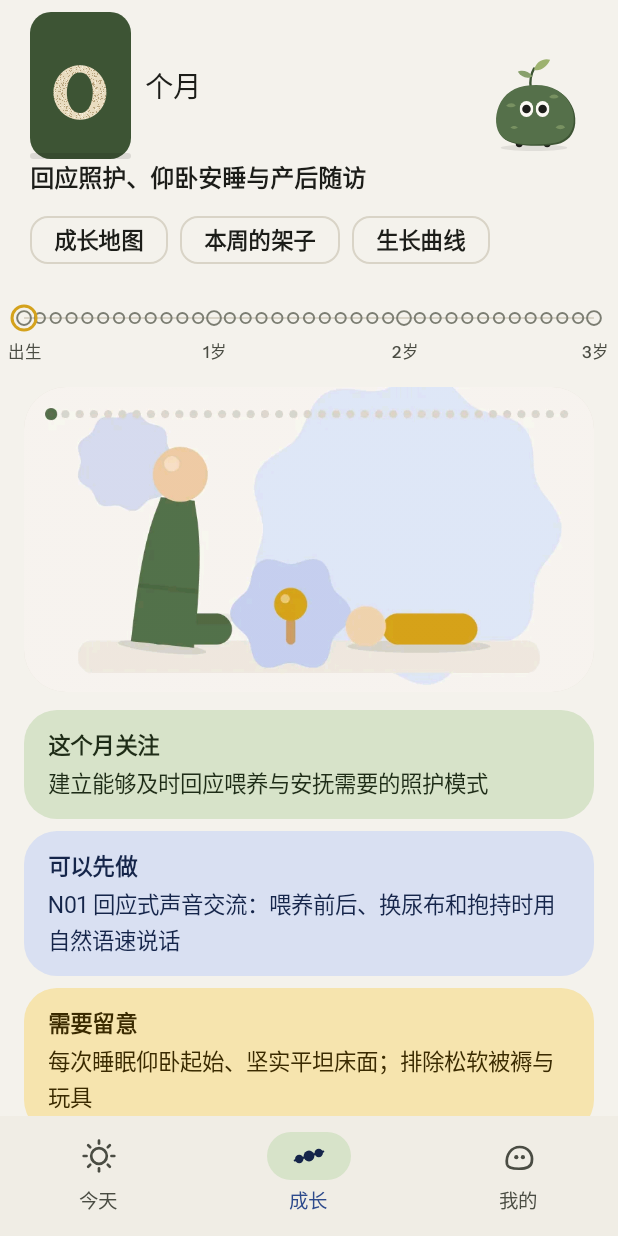
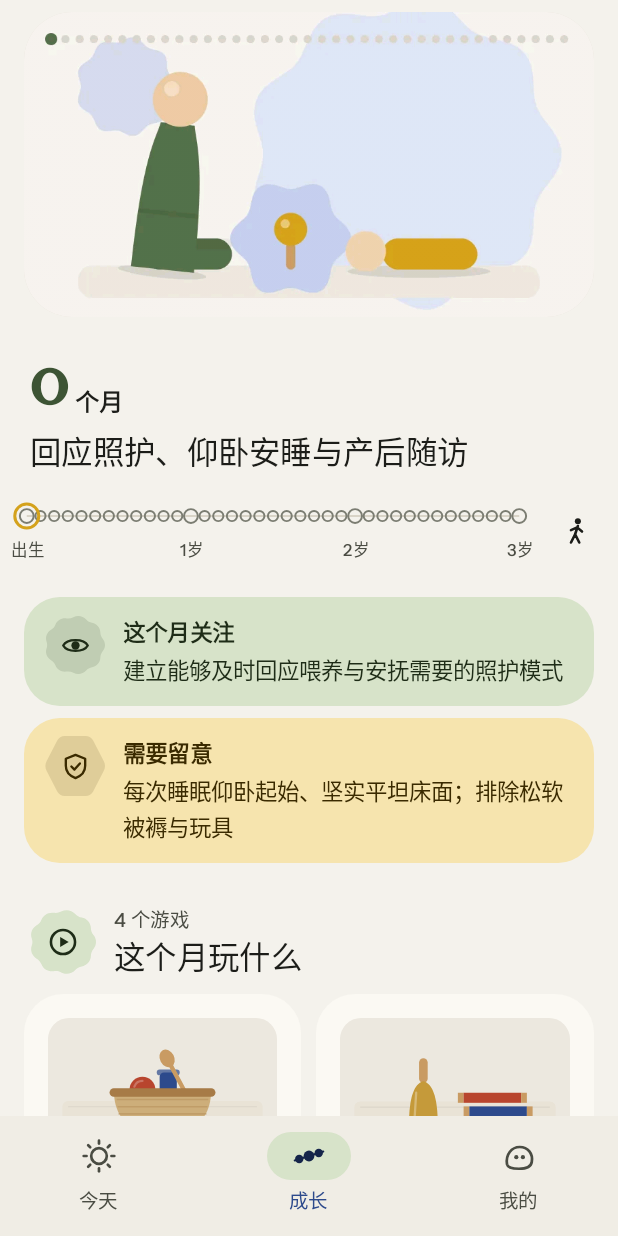
Before and after one commit to mjuvdeysii/mossling, an Android app built with Jetpack Compose: the GrowScreen screen opened through its navigation route, on a phone screen of 412 x 824 dp. Run offline under Robolectric (Android 15) with nearby library versions, the phone set to English and light mode, and no system bars; our stand-ins replace Room's generated code; Roboto replaces fonts that are not available here.

Commit message:
Today and Grow each say their own things: Grow leads with the month's picture and a pinned bead chain, no age board or companion; Today keeps the age, today's play and the week's shelf; month points that only name a play are not repeated; pictures for every month section
Co-Authored-By: Claude Opus 5.5 <noreply@anthropic.com>
Claude-Session: https://claude.ai/code/session_01UTvD6AgKvTyZ1ghsbDDvi8

```diff
--- a/app/src/main/java/app/mossling/ui/grow/GrowScreen.kt
+++ b/app/src/main/java/app/mossling/ui/grow/GrowScreen.kt
@@ -1,5 +1,11 @@
 package app.mossling.ui.grow
 
+import app.mossling.ui.components.Glyph
+import app.mossling.ui.components.G
+import androidx.compose.ui.semantics.semantics
+import androidx.compose.ui.semantics.contentDescription
+import androidx.compose.material3.TextButton
+import androidx.compose.material3.IconButton
 import androidx.compose.foundation.horizontalScroll
 import androidx.compose.ui.platform.testTag
 import androidx.compose.animation.AnimatedContent
@@ -71,72 +77,69 @@ data class GrowActions(
     val openGrowth: () -> Unit = {},
 )
 
-@OptIn(androidx.compose.foundation.layout.ExperimentalLayoutApi::class)
+/**
+ * Browsing the months. Its own job only: the month's picture and title, the chain to move between months, then
+ * what the month holds. The child's age, the companion and the week's shelf belong to Today and are not repeated here.
+ */
+@OptIn(androidx.compose.foundation.ExperimentalFoundationApi::class)
 @Composable
 fun GrowScreen(ui: AppUi, month: Int, a: GrowActions, modifier: Modifier = Modifier) {
     val c = ui.content ?: return
     val baby = ui.babyMonth
     val companion = LocalCompanion.current
-    Column(modifier.fillMaxSize()) {
-        Column(Modifier.fillMaxWidth().statusBarsPadding().padding(top = 8.dp)) {
-            Row(Modifier.padding(horizontal = 20.dp), verticalAlignment = Alignment.CenterVertically) {
+    val mo = c.month(month)
+    val m = month
+    val play: (String) -> Play? = { c.play(it) }
+    val list = rememberLazyListState()
+    LazyColumn(state = list, contentPadding = PaddingValues(bottom = 40.dp), modifier = modifier.fillMaxSize().testTag("grow")) {
+        item("cover") {
+            val ctx = androidx.compose.ui.platform.LocalContext.current
             AnimatedContent(month, transitionSpec = {
                 val dir = if (targetState > initialState) 1 else -1
-                    (slideInHorizontally(tween(220)) { dir * it / 3 } + fadeIn(tween(220))) togetherWith (slideOutHorizontally(tween(180)) { -dir * it / 3 } + fadeOut(tween(160)))
-                }, label = "month", modifier = Modifier.weight(1f)) { m ->
-                    Column {
-                        Row(verticalAlignment = Alignment.CenterVertically) {
-                            SandpaperNumber("$m", MaterialTheme.typography.displayMedium)
-                            Text("  个月", style = MaterialTheme.typography.titleLarge)
+                (slideInHorizontally(tween(240)) { dir * it / 4 } + fadeIn(tween(240))) togetherWith (slideOutHorizontally(tween(200)) { -dir * it / 4 } + fadeOut(tween(160)))
+            }, label = "month", modifier = Modifier.fillMaxWidth().statusBarsPadding().padding(top = 8.dp)) { mm ->
+                Column(Modifier.padding(horizontal = 16.dp)) {
+                    androidx.compose.runtime.remember(mm) { app.mossling.ui.components.ArtIndex.cover(ctx, mm) }?.let { f ->
+                        app.mossling.ui.components.Art(f, "满 $mm 个月：${c.month(mm).title}", Modifier.fillMaxWidth().clip(RoundedCornerShape(32.dp)))
                     }
-                        Text(c.month(m).title, style = MaterialTheme.typography.titleMedium)
+                    Row(Modifier.padding(top = 12.dp, start = 4.dp), verticalAlignment = Alignment.Bottom) {
+                        Text("$mm", fontFamily = Numerals, style = MaterialTheme.typography.displaySmall, color = MaterialTheme.colorScheme.primary)
+                        Text(" 个月", style = MaterialTheme.typography.titleMedium, modifier = Modifier.padding(bottom = 6.dp))
+                        if (baby != null && mm != baby) Text(if (mm < baby) " · 以前的月份" else " · 以后的月份", style = MaterialTheme.typography.labelLarge, color = MaterialTheme.colorScheme.onSurfaceVariant, modifier = Modifier.padding(bottom = 8.dp))
                     }
-                }
-                val look = when { baby == null -> Offset.Zero; month < baby -> Offset(-0.9f, 0.1f); month > baby -> Offset(0.9f, 0.1f); else -> Offset(0f, 0.6f) }
-                Box(contentAlignment = Alignment.Center) {
-                    Creature(companion, Modifier.size(72.dp), look = look)
-                }
-            }
-            androidx.compose.foundation.layout.FlowRow(Modifier.fillMaxWidth().padding(horizontal = 20.dp, vertical = 6.dp), horizontalArrangement = Arrangement.spacedBy(8.dp)) {
-                if (baby != null) {
-                    val text = when { month == baby -> "宝宝现在在这里"; month < baby -> "以前的月份"; else -> "以后的月份" }
-                    AssistChip(onClick = { a.select(baby) }, label = { Text(if (month == baby) text else "回到满 $baby 个月") })
-                }
-                AssistChip(onClick = a.openMap, label = { Text("成长地图") })
-                AssistChip(onClick = a.openPlan, label = { Text("本周的架子") })
-                AssistChip(onClick = a.openGrowth, label = { Text("生长曲线") })
-            }
-            BeadChain(month, baby, a.select)
-        }
-        key(month) {
-            MonthBody(ui, c.month(month), month, a, companion) { c.play(it) }
+                    Text(c.month(mm).title, style = MaterialTheme.typography.headlineSmall, modifier = Modifier.padding(start = 4.dp))
                 }
             }
         }
-
-@Composable
-private fun MonthBody(ui: AppUi, mo: Month, m: Int, a: GrowActions, companion: Kind, play: (String) -> Play?) {
-    val list = rememberLazyListState()
-    LazyColumn(state = list, contentPadding = PaddingValues(bottom = 40.dp), modifier = Modifier.fillMaxSize().testTag("grow")) {
-        item("cover") {
-            val ctx = androidx.compose.ui.platform.LocalContext.current
-            androidx.compose.runtime.remember(m) { app.mossling.ui.components.ArtIndex.cover(ctx, m) }?.let { f ->
-                app.mossling.ui.components.Art(f, "满 $m 个月：${mo.title}", Modifier.fillMaxWidth().padding(horizontal = 16.dp).padding(top = 4.dp).clip(RoundedCornerShape(28.dp)))
+        // the chain stays at the top while the month is read
+        stickyHeader("chain") {
+            Surface(color = MaterialTheme.colorScheme.background) {
+                Row(Modifier.fillMaxWidth().padding(start = 4.dp, end = 4.dp, top = 6.dp), verticalAlignment = Alignment.CenterVertically) {
+                    BeadChain(month, baby, a.select, Modifier.weight(1f))
+                    IconButton(onClick = a.openMap, modifier = Modifier.semantics { contentDescription = "成长地图" }) { Glyph(G.Walk, size = 22.dp) }
                 }
+            }
+        }
+        if (baby != null && month != baby) item("back") {
+            TextButton(onClick = { a.select(baby) }, modifier = Modifier.padding(start = 12.dp)) { Text("回到满 $baby 个月") }
         }
         item("hi") {
             // the month at a glance: each point as its own card, label above the words, nothing cut short
             Column(Modifier.padding(horizontal = 16.dp).padding(top = 12.dp), verticalArrangement = Arrangement.spacedBy(8.dp)) {
-                mo.highlights.forEachIndexed { i, h ->
-                    val (bg, fg) = when (i % 3) {
+                // a point that only names a play is already on the shelf below, so it is not said twice
+                mo.highlights.filter { h -> c.play(h.anchor ?: "") == null }.forEachIndexed { i, h ->
+                    val (bg, fg) = when (i % 2) {
                         0 -> MaterialTheme.colorScheme.primaryContainer to MaterialTheme.colorScheme.onPrimaryContainer
-                        1 -> MaterialTheme.colorScheme.secondaryContainer to MaterialTheme.colorScheme.onSecondaryContainer
                         else -> MaterialTheme.colorScheme.tertiaryContainer to MaterialTheme.colorScheme.onTertiaryContainer
                     }
-                    Surface(shape = RoundedCornerShape(22.dp), color = bg, contentColor = fg, modifier = Modifier.fillMaxWidth()) {
-                        Column(Modifier.padding(horizontal = 16.dp, vertical = 12.dp)) {
+                    Surface(shape = RoundedCornerShape(24.dp), color = bg, contentColor = fg, modifier = Modifier.fillMaxWidth()) {
+                        Row(Modifier.padding(horizontal = 14.dp, vertical = 12.dp), verticalAlignment = Alignment.Top) {
+                            app.mossling.ui.components.ShapeBadge(if (i % 2 == 0) G.Eye else G.Shield, fg.copy(alpha = 0.12f), fg,
+                                shape = if (i % 2 == 0) app.mossling.ui.components.Shapes.Cookie else app.mossling.ui.components.Shapes.Gem, size = 40.dp)
+                            Column(Modifier.weight(1f).padding(start = 12.dp)) {
                                 Text(h.kind, style = MaterialTheme.typography.labelLarge)
                                 Text(h.text, style = MaterialTheme.typography.bodyMedium, modifier = Modifier.padding(top = 2.dp))
+                            }
                         }
                     }
                 }
@@ -198,15 +201,46 @@ private fun MonthBody(ui: AppUi, mo: Month, m: Int, a: GrowActions, companion: K
             Column(Modifier.padding(horizontal = 16.dp), verticalArrangement = Arrangement.spacedBy(8.dp)) {
                 mo.notes.forEach { n ->
                     Plate(Modifier.fillMaxWidth(), color = MaterialTheme.colorScheme.surfaceContainerLow) {
+                        Row(verticalAlignment = Alignment.Top) {
+                            app.mossling.ui.components.ShapeBadge(G.Idea, app.mossling.ui.theme.Palette.Bead.copy(alpha = 0.16f), MaterialTheme.colorScheme.tertiary, shape = app.mossling.ui.components.Shapes.of(n.topic), size = 40.dp)
+                            Column(Modifier.weight(1f).padding(start = 12.dp)) {
                                 Text(n.topic, style = MaterialTheme.typography.titleSmall)
                                 Text(n.text, style = MaterialTheme.typography.bodyMedium, modifier = Modifier.padding(top = 6.dp))
                             }
                         }
                     }
                 }
+            }
+        }
         if (mo.who.isNotBlank()) item("who") {
             SectionTitle("一天的节奏", kicker = "睡眠、活动与屏幕")
-            Text(mo.who, style = MaterialTheme.typography.bodyMedium, modifier = Modifier.padding(horizontal = 20.dp))
+            // one tile per part of the day, each with its own picture
+            val parts = mo.who.removePrefix("WHO").split('；', ';').map { it.trim().trimEnd('。') }.filter { it.isNotBlank() }
+            Column(Modifier.padding(horizontal = 16.dp), verticalArrangement = Arrangement.spacedBy(8.dp)) {
+                parts.forEach { t ->
+                    val (g, col) = when {
+                        "睡" in t -> G.Moon to app.mossling.ui.theme.Palette.Rod
+                        "屏幕" in t -> G.Eye to app.mossling.ui.theme.Palette.RedRod
+                        "活动" in t || "趴" in t || "坐" in t || "久" in t -> G.Walk to app.mossling.ui.theme.Palette.Moss
+                        else -> G.Clock to app.mossling.ui.theme.Palette.Bead
+                    }
+                    Surface(shape = RoundedCornerShape(22.dp), color = MaterialTheme.colorScheme.surfaceContainerLow, modifier = Modifier.fillMaxWidth()) {
+                        Row(Modifier.padding(12.dp), verticalAlignment = Alignment.CenterVertically) {
+                            app.mossling.ui.components.ShapeBadge(g, col.copy(alpha = 0.14f), col, shape = app.mossling.ui.components.Shapes.Flower, size = 40.dp)
+                            Text(t, style = MaterialTheme.typography.bodyMedium, modifier = Modifier.weight(1f).padding(start = 12.dp))
+                        }
+                    }
+                }
+                Surface(onClick = a.openGrowth, shape = RoundedCornerShape(22.dp), color = MaterialTheme.colorScheme.secondaryContainer, contentColor = MaterialTheme.colorScheme.onSecondaryContainer, modifier = Modifier.fillMaxWidth().padding(top = 8.dp)) {
+                    Row(Modifier.padding(12.dp), verticalAlignment = Alignment.CenterVertically) {
+                        app.mossling.ui.components.ShapeBadge(G.Ruler, MaterialTheme.colorScheme.onSecondaryContainer.copy(alpha = 0.12f), MaterialTheme.colorScheme.onSecondaryContainer, shape = app.mossling.ui.components.Shapes.Clover, size = 40.dp)
+                        Column(Modifier.weight(1f).padding(start = 12.dp)) {
+                            Text("生长曲线", style = MaterialTheme.typography.titleSmall)
+                            Text("体重、身长、头围对照世界卫生组织标准", style = MaterialTheme.typography.bodySmall)
+                        }
+                    }
+                }
+            }
         }
     }
 }
```
Also changed, not shown: app/src/main/java/app/mossling/ui/today/TodayScreen.kt (+17 -35 lines). Lines whose indentation alone changed are shown as unchanged.
